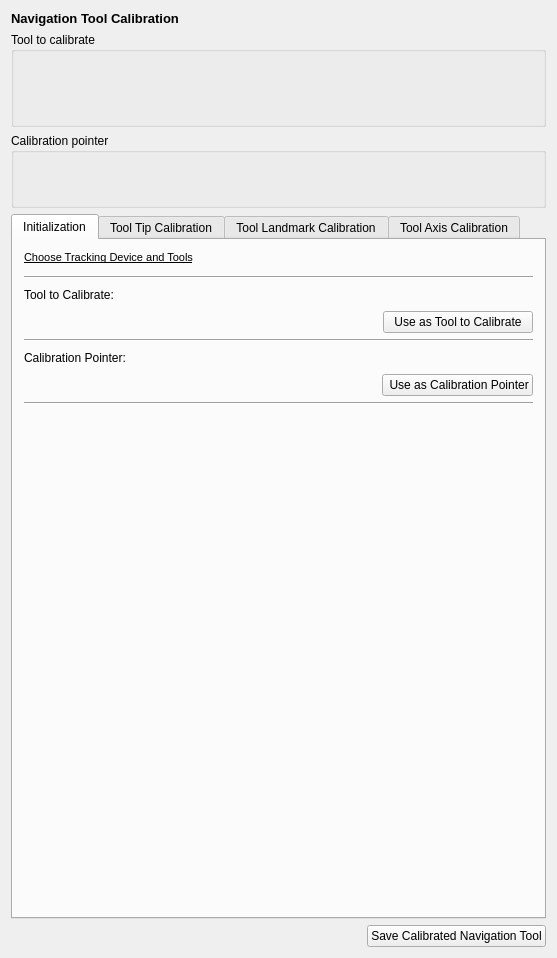
The window that Plugins/org.mitk.gui.qt.igttracking/src/internal/IGTNavigationToolCalibrationControls.ui (MITK/MITK) describes before a commit, drawn with Qt 5.
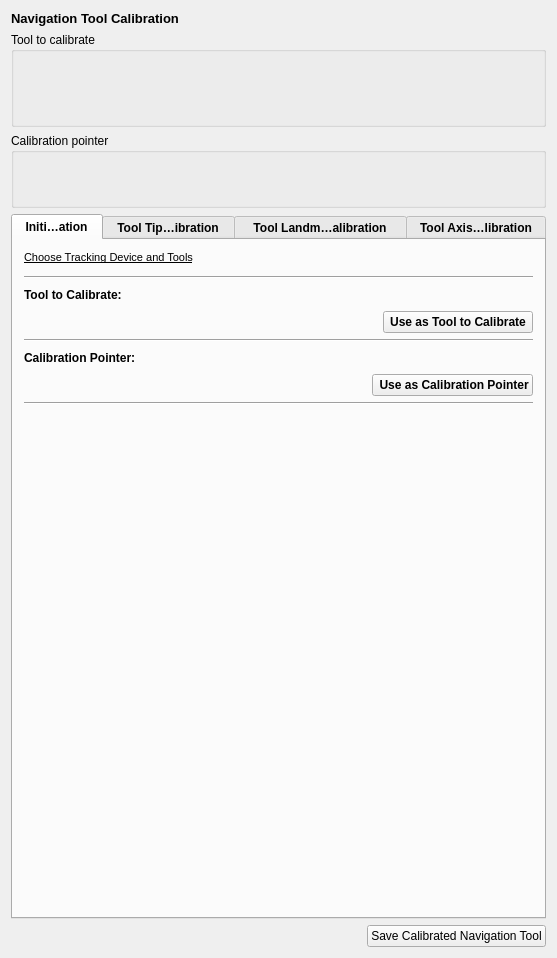
The same window after the commit. Icons and pictures are not drawn. Custom widgets are drawn as their Qt base class.

Commit message: IGT->View Navigation Tool Calibration -> Tab text size and tab size adjusted to fit entire text.

Patch:
```diff
--- a/Plugins/org.mitk.gui.qt.igttracking/src/internal/IGTNavigationToolCalibrationControls.ui
+++ b/Plugins/org.mitk.gui.qt.igttracking/src/internal/IGTNavigationToolCalibrationControls.ui
@@ -10,12 +10,6 @@
     <height>958</height>
    </rect>
   </property>
-  <property name="minimumSize">
-   <size>
-    <width>0</width>
-    <height>0</height>
-   </size>
-  </property>
   <property name="windowTitle">
    <string>QmitkTemplate</string>
   </property>
@@ -81,9 +75,18 @@
      <property name="enabled">
       <bool>true</bool>
      </property>
+     <property name="font">
+      <font>
+       <weight>75</weight>
+       <bold>true</bold>
+      </font>
+     </property>
      <property name="currentIndex">
       <number>0</number>
      </property>
+     <property name="elideMode">
+      <enum>Qt::ElideMiddle</enum>
+     </property>
      <widget class="QWidget" name="tab">
       <attribute name="title">
        <string>Initialization</string>
```
Left out of the diff: 3 changed lines with no effect on the pictures. The commit also changes 2 other files.
